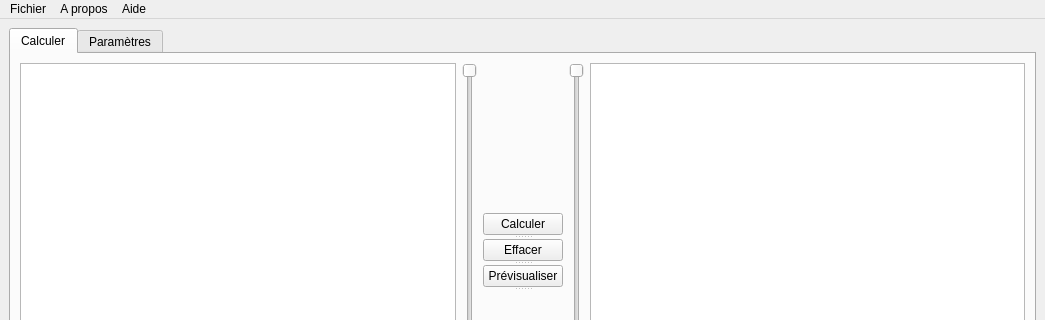
First picture: the form in Form1.ui, repository turkishviking/PostPro-Charlie-Bill, before the edit; both pictures show x 0 to 1045 and y 0 to 320 of the 1045 by 546 pixel window.
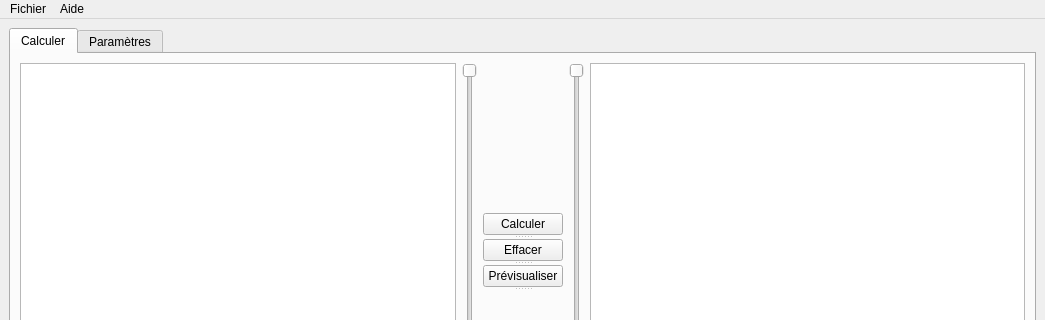
Second picture: the form after the edit. Icons and pictures are not drawn. Custom widgets are drawn as their Qt base class.

Commit message:
ajout d'une ébauche de "à propos..."
cool

Patch:
```diff
--- a/Form1.ui
+++ b/Form1.ui
@@ -17,6 +17,9 @@
    <iconset>
     <normaloff>image/shinke2n.png</normaloff>image/shinke2n.png</iconset>
   </property>
+  <property name="documentMode">
+   <bool>false</bool>
+  </property>
   <property name="dockNestingEnabled">
    <bool>false</bool>
   </property>
@@ -792,18 +795,12 @@
     <addaction name="separator"/>
     <addaction name="actionQuitter"/>
    </widget>
-   <widget class="QMenu" name="menuA_propos">
-    <property name="title">
-     <string>A propos</string>
-    </property>
-   </widget>
    <widget class="QMenu" name="menuAide">
     <property name="title">
      <string>Aide</string>
     </property>
    </widget>
    <addaction name="menuFichier"/>
-   <addaction name="menuA_propos"/>
    <addaction name="menuAide"/>
   </widget>
   <widget class="QStatusBar" name="statusbar"/>
```
Left out of the diff: 12 changed lines with no effect on the pictures. The commit also changes 9 other files.
